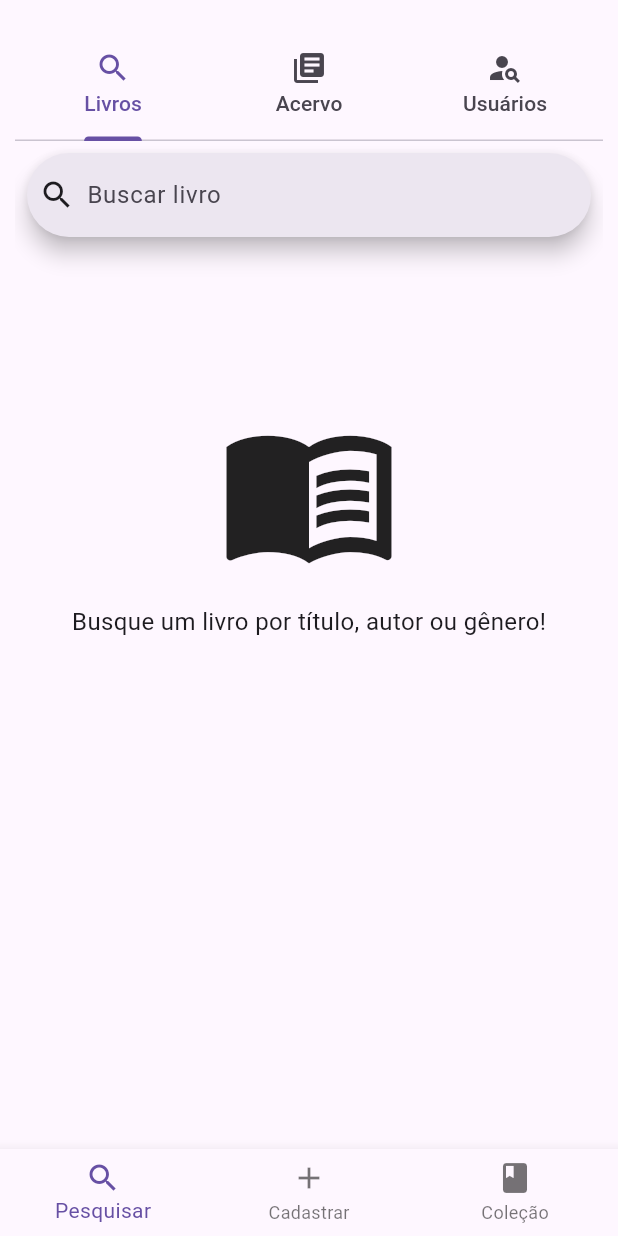
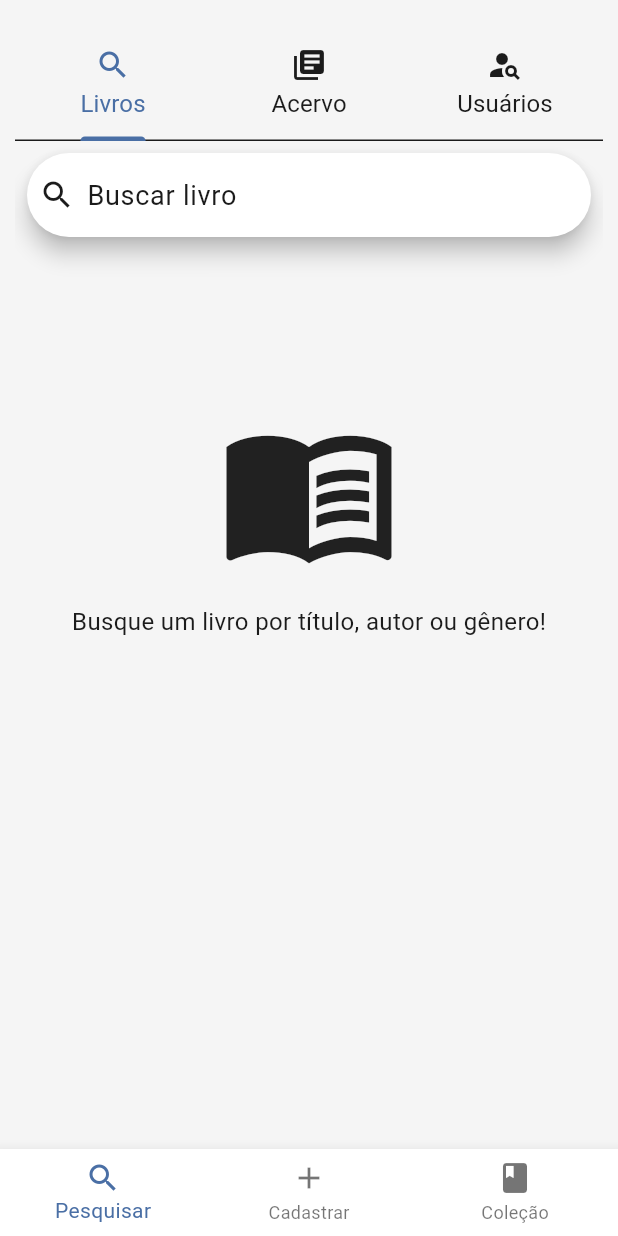
Before and after one commit to rafinha-as-br/Flutter_Library_System, a Flutter app: the screen it shows after launch, on a phone screen of 412 x 824 dp. Run offline on Flutter 3.47's test engine with Material 3 defaults, Android fonts, the phone set to English and light mode, and no system bars.

Commit message:
work in card_gender

```diff
--- a/library_app/lib/main.dart
+++ b/library_app/lib/main.dart
@@ -5,6 +5,7 @@ import 'package:library_app/implementations/impl_book_tests.dart';
 import 'package:library_app/implementations/impl_person.dart';
 import 'package:library_app/presentation/providers/provider_main.dart';
 import 'package:library_app/presentation/screens/screen_homepage.dart';
+import 'package:library_app/theme/theme_app.dart';
 import 'package:provider/provider.dart';
 
 void main() {
@@ -33,6 +34,7 @@ class MyApp extends StatelessWidget {
   Widget build(BuildContext context) {
     return MaterialApp(
       debugShowCheckedModeBanner: false,
+      theme: AppTheme.lightTheme,
       home: HomePageScreen(),
     );
   }
--- /dev/null
+++ b/library_app/lib/theme/theme_app.dart
@@ -0,0 +1,109 @@
+// lib/theme/app_theme.dart
+import 'package:flutter/material.dart';
+
+/// Global application theme for the Library Manager App
+class AppTheme {
+  static ThemeData get lightTheme {
+    return ThemeData(
+      useMaterial3: true,
+
+      colorScheme: const ColorScheme(
+        brightness: Brightness.light,
+        primary: Color(0xFF4A6FA5), // soft blue
+        onPrimary: Colors.white,
+        secondary: Color(0xFF6B9080), // green-gray tone
+        onSecondary: Colors.white,
+        error: Color(0xFFD62828),
+        onError: Colors.white,
+        background: Color(0xFFF5F5F5),
+        onBackground: Color(0xFF1B1B1B),
+        surface: Colors.white,
+        onSurface: Color(0xFF1B1B1B),
+      ),
+
+      scaffoldBackgroundColor: const Color(0xFFF5F5F5),
+
+      // Text theme with large, readable font sizes
+      textTheme: const TextTheme(
+        displayLarge: TextStyle(fontSize: 36, fontWeight: FontWeight.bold),
+        displayMedium: TextStyle(fontSize: 30, fontWeight: FontWeight.w600),
+        displaySmall: TextStyle(fontSize: 26, fontWeight: FontWeight.w600),
+        headlineLarge: TextStyle(fontSize: 24, fontWeight: FontWeight.bold),
+        headlineMedium: TextStyle(fontSize: 22, fontWeight: FontWeight.w600),
+        headlineSmall: TextStyle(fontSize: 20, fontWeight: FontWeight.w500),
+        titleLarge: TextStyle(fontSize: 20, fontWeight: FontWeight.w500),
+        titleMedium: TextStyle(fontSize: 18, fontWeight: FontWeight.w500),
+        titleSmall: TextStyle(fontSize: 16, fontWeight: FontWeight.w400),
+        bodyLarge: TextStyle(fontSize: 18, height: 1.4),
+        bodyMedium: TextStyle(fontSize: 16, height: 1.4),
+        bodySmall: TextStyle(fontSize: 14, height: 1.3),
+        labelLarge: TextStyle(fontSize: 16, fontWeight: FontWeight.w600),
+        labelMedium: TextStyle(fontSize: 14, fontWeight: FontWeight.w500),
+        labelSmall: TextStyle(fontSize: 12, fontWeight: FontWeight.w400),
+      ),
+
+      // AppBar style
+      appBarTheme: const AppBarTheme(
+        backgroundColor: Color(0xFF4A6FA5),
+        foregroundColor: Colors.white,
+        elevation: 2,
+        centerTitle: true,
+        titleTextStyle: TextStyle(
+          fontSize: 22,
+          fontWeight: FontWeight.bold,
+          color: Colors.white,
+        ),
+      ),
+
+      // Buttons
+      elevatedButtonTheme: ElevatedButtonThemeData(
+        style: ElevatedButton.styleFrom(
+          backgroundColor: const Color(0xFF4A6FA5),
+          foregroundColor: Colors.white,
+          textStyle: const TextStyle(fontSize: 18, fontWeight: FontWeight.w600),
+          padding: const EdgeInsets.symmetric(horizontal: 24, vertical: 14),
+          shape: RoundedRectangleBorder(
+            borderRadius: BorderRadius.circular(12),
+          ),
+        ),
+      ),
+
+      // Cards — use CardThemeData here (fixes the "can't assign CardTheme" error)
+      cardTheme: CardThemeData(
+        color: Colors.white,
+        elevation: 3,
+        margin: const EdgeInsets.all(8),
+        shape: RoundedRectangleBorder(
+          borderRadius: BorderRadius.circular(12),
+        ),
+      ),
+
+      // Input fields
+      inputDecorationTheme: InputDecorationTheme(
+        filled: true,
+        fillColor: Colors.white,
+        contentPadding: const EdgeInsets.symmetric(horizontal: 16, vertical: 12),
+        border: OutlineInputBorder(
+          borderRadius: BorderRadius.circular(10),
+          borderSide: const BorderSide(color: Color(0xFFBDBDBD)),
+        ),
+        enabledBorder: OutlineInputBorder(
+          borderRadius: BorderRadius.circular(10),
+          borderSide: const BorderSide(color: Color(0xFFBDBDBD)),
+        ),
+        focusedBorder: OutlineInputBorder(
+          borderRadius: BorderRadius.circular(10),
+          borderSide: const BorderSide(color: Color(0xFF4A6FA5), width: 2),
+        ),
+        labelStyle: const TextStyle(fontSize: 16, color: Color(0xFF555555)),
+      ),
+
+      // Floating action buttons
+      floatingActionButtonTheme: const FloatingActionButtonThemeData(
+        backgroundColor: Color(0xFF6B9080),
+        foregroundColor: Colors.white,
+        elevation: 3,
+      ),
+    );
+  }
+}
--- a/library_app/lib/usecase/usecase_search_collection.dart
+++ b/library_app/lib/usecase/usecase_search_collection.dart
@@ -1,10 +1,18 @@
 import '../entities/book.dart';
 
-/// this usecase searches inside the available collection
-List<Book> searchCollectionUseCase(
+/// this usecase searches books by title inside the available collection
+List<Book> searchCollectionByBookTitleUseCase(
     List<Book> collection, String query
 ) {
   if(query.isEmpty) return [];
   return collection.where((book) =>
       book.title.toLowerCase().contains(query.toLowerCase())).toList();
 }
+
+/// this usecase searches books by gender inside the available collection
+List<Book> searchCollectionByGenderUseCase(
+  List<Book> collection, String query
+){
+  if(query.isEmpty) return [];
+  return collection.where((book) => book.gender.toLowerCase().contains(query.toLowerCase())).toList();
+}
```
Also changed, not shown: library_app/lib/presentation/modules/cards/card_gender.dart (+23 -4 lines), library_app/lib/presentation/modules/tabs/tabs_search_collection.dart (+42 -11 lines), library_app/lib/presentation/providers/provider_main.dart (+25 -3 lines), library_app/lib/presentation/screens/screen_view_genders.dart (added, +34 -0 lines).
